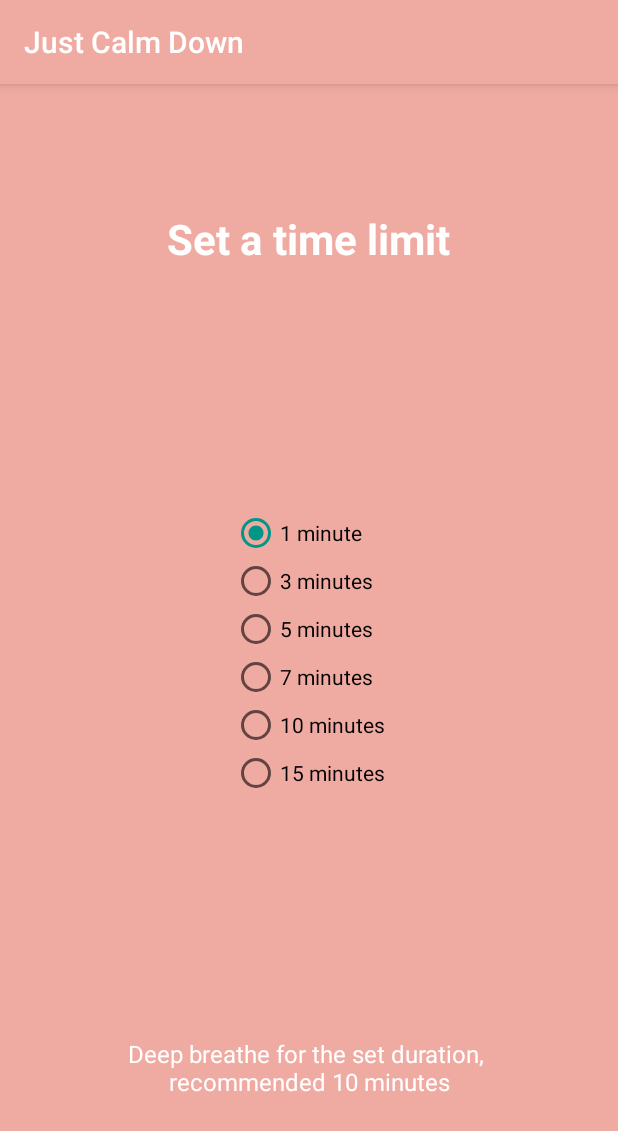
After one commit to mohitagarwal/JustCalmDown, an Android app: the fragment SetTimeLimitFragment shown on its own in the app's theme, on a phone screen of 412 x 824 dp. The commit adds this screen. Shown: the top 1131 px of the screen. Run offline under Robolectric (Android 15) with nearby library versions, the phone set to English and light mode, and no system bars.

Commit message:
adding intro screen with dummy images

```diff
--- a/app/build.gradle
+++ b/app/build.gradle
@@ -30,5 +30,7 @@ dependencies {
     compile 'pl.droidsonroids.gif:android-gif-drawable:1.2.3'
     compile 'org.apache.commons:commons-lang3:3.4'
 
+    compile 'com.github.paolorotolo:appintro:4.1.0'
+
     testCompile 'junit:junit:4.12'
 }
--- a/app/src/main/java/com/openshutters/justcalmdown/MainActivity.java
+++ b/app/src/main/java/com/openshutters/justcalmdown/MainActivity.java
@@ -118,8 +118,8 @@ public class MainActivity extends AppCompatActivity {
 
     private void initializeSettings() {
         SharedPreferences prfs = PreferenceManager.getDefaultSharedPreferences(getBaseContext());
-        prefTimeLimitInSeconds = Integer.valueOf(prfs.getString("pref_time", "60"));
-        prefVibrateOnly = prfs.getBoolean("pref_vibrate", false);
+        prefTimeLimitInSeconds = Integer.valueOf(prfs.getString(getString(R.string.pref_time), getString(R.string.pref_time_default_value)));
+        prefVibrateOnly = prfs.getBoolean(getString(R.string.pref_vibrate), false);
     }
 
     private void setupUsingAnimation(Vibrator vibrator) {
--- /dev/null
+++ b/app/src/main/java/com/openshutters/justcalmdown/SetTimeLimitFragment.java
@@ -0,0 +1,61 @@
+package com.openshutters.justcalmdown;
+
+import android.content.SharedPreferences;
+import android.os.Bundle;
+import android.preference.PreferenceManager;
+import android.support.annotation.Nullable;
+import android.support.v4.app.Fragment;
+import android.view.LayoutInflater;
+import android.view.View;
+import android.view.ViewGroup;
+import android.widget.RadioButton;
+import android.widget.RadioGroup;
+
+public class SetTimeLimitFragment extends Fragment {
+
+    private SharedPreferences prfs;
+
+    public static Fragment newInstance() {
+        return new SetTimeLimitFragment();
+    }
+
+    @Nullable
+    @Override
+    public View onCreateView(LayoutInflater inflater, @Nullable ViewGroup container, @Nullable Bundle savedInstanceState) {
+        View view = inflater.inflate(R.layout.fragment_intro_set_time, container, false);
+        setup(view);
+        return view;
+    }
+
+    private void setup(View view) {
+        prfs = PreferenceManager.getDefaultSharedPreferences(getActivity());
+        String prefTimeLimitInSeconds = prfs.getString(getString(R.string.pref_time), getString(R.string.pref_time_default_value));
+
+        RadioGroup radioGroup = (RadioGroup) view.findViewById(R.id.time_radio);
+
+        String[] choices = getResources().getStringArray(R.array.pref_time_array);
+        String[] choicesKey = getResources().getStringArray(R.array.pref_time_values);
+
+        for (int i = 0; i < choices.length; i++) {
+            RadioButton radioButtonView = new RadioButton(getActivity());
+            radioButtonView.setText(choices[i]);
+            if (choicesKey[i].equals(prefTimeLimitInSeconds)) {
+                radioGroup.check(radioButtonView.getId());
+            }
+            radioButtonView.setId(Integer.valueOf(choicesKey[i]));
+            radioGroup.addView(radioButtonView);
+        }
+        radioGroup.check(Integer.valueOf(prefTimeLimitInSeconds));
+
+        radioGroup.setOnCheckedChangeListener(new RadioGroup.OnCheckedChangeListener() {
+            @Override
+            public void onCheckedChanged(RadioGroup group, int checkedId) {
+                updatePrefs(checkedId);
+            }
+        });
+    }
+
+    private void updatePrefs(int selectedTime) {
+        prfs.edit().putString(getString(R.string.pref_time), String.valueOf(selectedTime)).apply();
+    }
+}
--- /dev/null
+++ b/app/src/main/res/layout/fragment_intro_set_time.xml
@@ -0,0 +1,64 @@
+<?xml version="1.0" encoding="utf-8"?>
+<LinearLayout xmlns:android="http://schemas.android.com/apk/res/android"
+    xmlns:tools="http://schemas.android.com/tools"
+    android:id="@+id/main"
+    android:layout_width="match_parent"
+    android:layout_height="match_parent"
+    android:background="@color/theme_primary"
+    android:orientation="vertical"
+    android:paddingBottom="@dimen/appIntroBottomBarHeight">
+
+    <TextView
+        android:id="@+id/title"
+        android:layout_width="wrap_content"
+        android:layout_height="0dp"
+        android:layout_gravity="center"
+        android:layout_weight="3"
+        android:gravity="center"
+        android:paddingLeft="32dp"
+        android:paddingRight="32dp"
+        android:text="Set a time limit"
+        android:textColor="@android:color/white"
+        android:textSize="28sp"
+        android:textStyle="bold"
+        tools:text="Title" />
+
+    <LinearLayout
+        android:layout_width="fill_parent"
+        android:layout_height="0dp"
+        android:layout_weight="5"
+        android:gravity="center"
+        android:orientation="vertical">
+
+        <RadioGroup
+            android:id="@+id/time_radio"
+            android:layout_width="wrap_content"
+            android:layout_height="wrap_content"
+            android:layout_gravity="center"
+            android:paddingLeft="16dp"
+            android:paddingRight="16dp"
+
+            tools:ignore="ContentDescription" />
+    </LinearLayout>
+
+    <LinearLayout
+        android:layout_width="fill_parent"
+        android:layout_height="0dp"
+        android:layout_weight="3"
+        android:gravity="center_horizontal"
+        android:orientation="horizontal"
+        android:weightSum="1">
+
+        <TextView
+            android:id="@+id/description"
+            android:layout_width="0dp"
+            android:layout_height="wrap_content"
+            android:layout_gravity="center"
+            android:layout_weight="0.9"
+            android:gravity="center"
+            android:text="Deep breathe for the set duration, \nrecommended 10 minutes"
+            android:textColor="@android:color/white"
+            android:textSize="16sp" />
+
+    </LinearLayout>
+</LinearLayout>
--- a/app/src/main/res/values/array.xml
+++ b/app/src/main/res/values/array.xml
@@ -16,4 +16,6 @@
         <item>600</item>
         <item>900</item>
     </string-array>
+
+    <string name="pref_time_default_value">60</string>
 </resources>
--- a/app/src/main/res/values/colors.xml
+++ b/app/src/main/res/values/colors.xml
@@ -1,6 +1,8 @@
 <?xml version="1.0" encoding="utf-8"?>
 <resources>
-    <color name="colorPrimary">#EFAAA1</color>
+    <color name="colorPrimary">@color/theme_primary</color>
     <color name="colorPrimaryDark">#EF7161</color>
     <color name="colorAccent">#009688</color>
+
+    <color name="theme_primary">#EFAAA1</color>
 </resources>
--- /dev/null
+++ b/app/src/main/res/values/prefs.xml
@@ -0,0 +1,6 @@
+<?xml version="1.0" encoding="utf-8"?>
+<resources>
+    <string name="pref_intro_seen">pref_intro_seen</string>
+    <string name="pref_time">pref_time</string>
+    <string name="pref_vibrate">pref_vibrate</string>
+</resources>
--- a/app/src/main/res/xml/settings.xml
+++ b/app/src/main/res/xml/settings.xml
@@ -1,16 +1,16 @@
 <?xml version="1.0" encoding="utf-8"?>
 <PreferenceScreen xmlns:android="http://schemas.android.com/apk/res/android">
     <ListPreference
-        android:defaultValue="60"
+        android:defaultValue="@string/pref_time_default_value"
         android:entries="@array/pref_time_array"
         android:entryValues="@array/pref_time_values"
-        android:key="pref_time"
+        android:key="@string/pref_time"
         android:summary="Time for breathing"
         android:title="Time" />
 
     <SwitchPreference
         android:defaultValue="true"
-        android:key="pref_vibrate"
+        android:key="@string/pref_vibrate"
         android:summary="Turn ON to breathe via vibrations"
         android:title="Vibrate only" />
 
```
Also changed, not shown: app/src/main/AndroidManifest.xml (+6 -1 lines), app/src/main/java/com/openshutters/justcalmdown/IntroductionActivity.java (added, +46 -0 lines).
